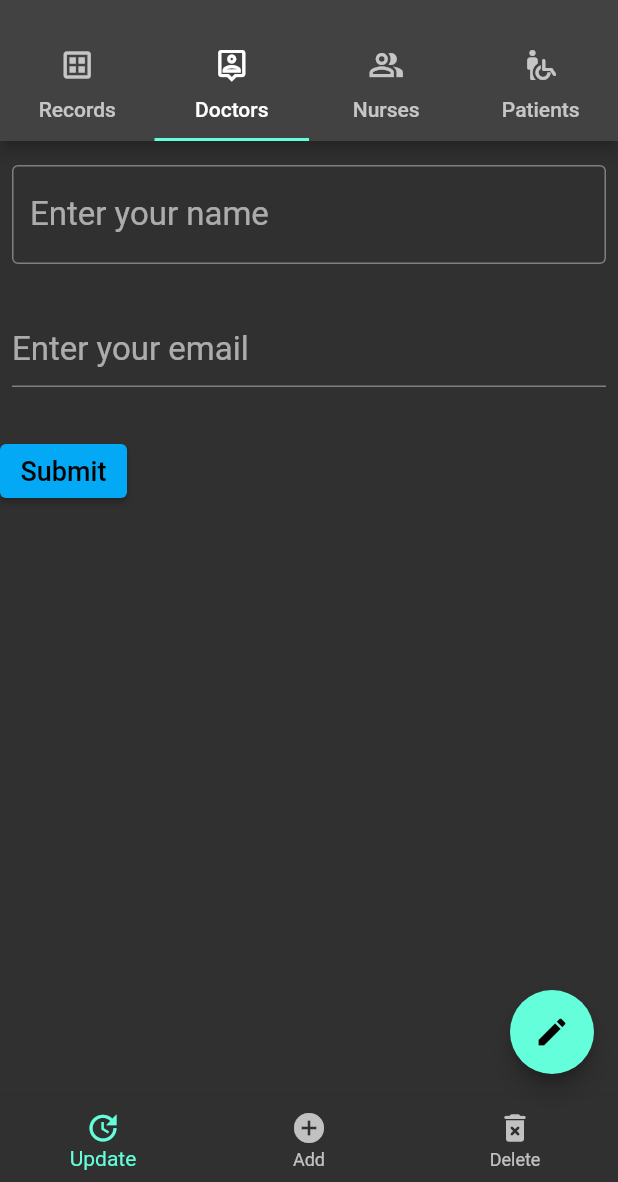
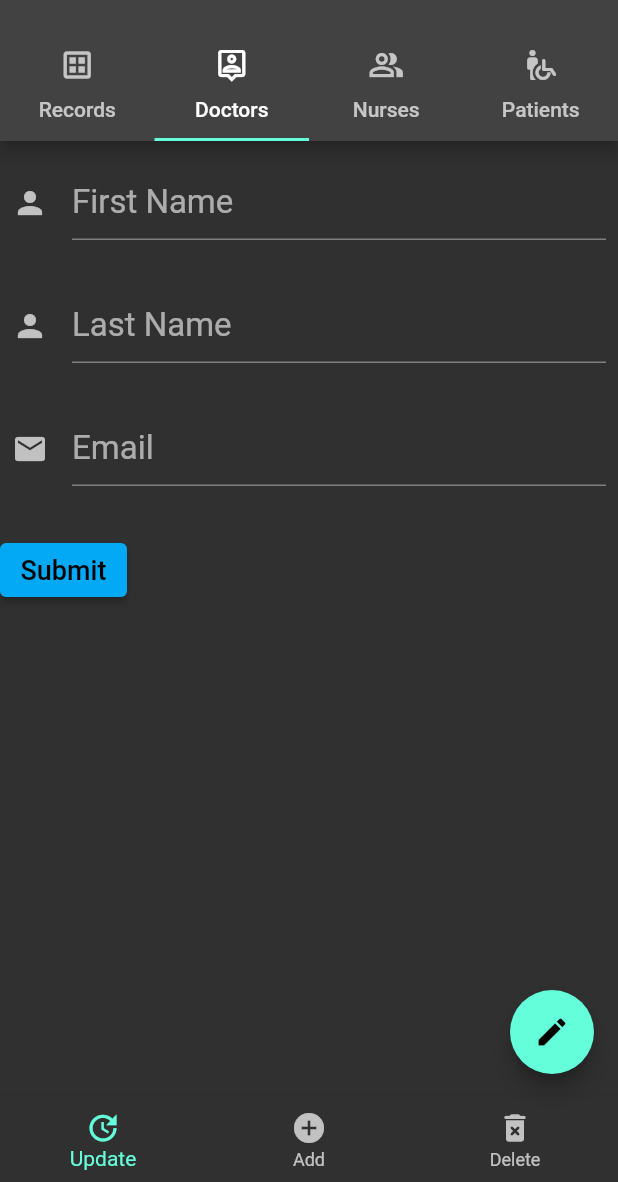
Before and after one commit to Code-Zero-Pvt-Ltd/medical_recorder, a Flutter app: the screen it shows after launch, tab 2 chosen, on a phone screen of 412 x 824 dp, the part 54-1236 px from its top. Run offline on Flutter 3.47's test engine with Material 2 defaults, Android fonts, the phone set to English and light mode, and no system bars.

Commit message:
Optimized textFieldGenerator

```diff
--- a/lib/add_doctor_form.dart
+++ b/lib/add_doctor_form.dart
@@ -17,30 +17,9 @@ class _AddDoctorFormState extends State<AddDoctorForm> {
       child: Column(
         crossAxisAlignment: CrossAxisAlignment.start,
         children: <Widget>[
-          const Padding(
-            padding: EdgeInsets.symmetric(horizontal: 8, vertical: 16),
-            child: TextField(
-              decoration: InputDecoration(
-                border: OutlineInputBorder(),
-                hintText: 'Enter your name',
-              ),
-            ),
-          ),
-          Padding(
-            padding: const EdgeInsets.symmetric(horizontal: 8, vertical: 16),
-            child: TextFormField(
-              decoration: const InputDecoration(
-                border: UnderlineInputBorder(),
-                hintText: 'Enter your email',
-              ),
-              validator: (value) {
-                if (value == null || value.isEmpty) {
-                  return 'Please enter some text';
-                }
-                return null;
-              },
-            ),
-          ),
+          _textFieldGenerator('First Name', Icons.person),
+          _textFieldGenerator('Last Name', Icons.person),
+          _textFieldGenerator('Email', Icons.email),
           Padding(
             padding: const EdgeInsets.symmetric(vertical: 16.0),
             child: ElevatedButton(
@@ -58,4 +37,24 @@ class _AddDoctorFormState extends State<AddDoctorForm> {
       ),
     );
   }
+
+  Widget _textFieldGenerator(String  hintText, IconData icon) {
+    return Padding(
+      padding: const EdgeInsets.symmetric(horizontal: 8, vertical: 16),
+      child: TextFormField(
+        decoration: InputDecoration(
+            border: const UnderlineInputBorder(),
+            hintText: hintText,
+            icon: Icon(icon),
+        ),
+        validator: (value) {
+          if (value == null || value.isEmpty) {
+            return '$hintText is required';
+          }
+          return null;
+        },
+      ),
+    );
+  }
+
 }
```
